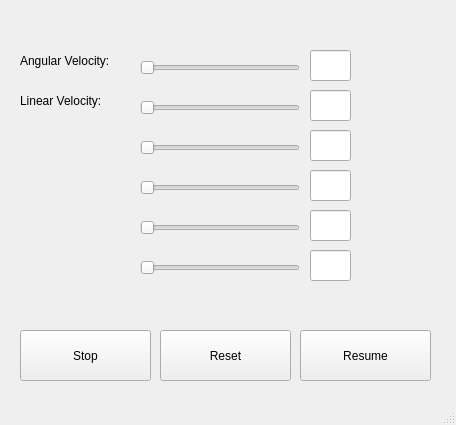
Qt form src/GUI.ui (Stoakesy/SensorsAndTurtles) before a commit.
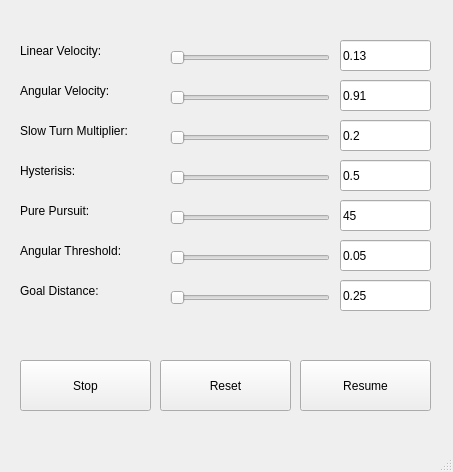
The same form after that commit.

```diff
--- a/src/GUI.ui
+++ b/src/GUI.ui
@@ -6,8 +6,8 @@
    <rect>
     <x>0</x>
     <y>0</y>
-    <width>456</width>
-    <height>425</height>
+    <width>453</width>
+    <height>472</height>
    </rect>
   </property>
   <property name="windowTitle">
@@ -18,7 +18,7 @@
     <property name="geometry">
      <rect>
       <x>20</x>
-      <y>330</y>
+      <y>360</y>
       <width>131</width>
       <height>51</height>
      </rect>
@@ -30,8 +30,8 @@
    <widget class="QSlider" name="AV_Slider">
     <property name="geometry">
      <rect>
-      <x>140</x>
-      <y>60</y>
+      <x>170</x>
+      <y>90</y>
       <width>160</width>
       <height>16</height>
      </rect>
@@ -43,8 +43,8 @@
    <widget class="QSlider" name="LV_Slider">
     <property name="geometry">
      <rect>
-      <x>140</x>
-      <y>100</y>
+      <x>170</x>
+      <y>130</y>
       <width>160</width>
       <height>16</height>
      </rect>
@@ -56,8 +56,8 @@
    <widget class="QSlider" name="horizontalSlider_3">
     <property name="geometry">
      <rect>
-      <x>140</x>
-      <y>140</y>
+      <x>170</x>
+      <y>170</y>
       <width>160</width>
       <height>16</height>
      </rect>
@@ -69,8 +69,8 @@
    <widget class="QSlider" name="horizontalSlider_4">
     <property name="geometry">
      <rect>
-      <x>140</x>
-      <y>180</y>
+      <x>170</x>
+      <y>210</y>
       <width>160</width>
       <height>16</height>
      </rect>
@@ -82,8 +82,8 @@
    <widget class="QSlider" name="horizontalSlider_5">
     <property name="geometry">
      <rect>
-      <x>140</x>
-      <y>220</y>
+      <x>170</x>
+      <y>250</y>
       <width>160</width>
       <height>16</height>
      </rect>
@@ -95,8 +95,8 @@
    <widget class="QSlider" name="horizontalSlider_6">
     <property name="geometry">
      <rect>
-      <x>140</x>
-      <y>260</y>
+      <x>170</x>
+      <y>290</y>
       <width>160</width>
       <height>16</height>
      </rect>
@@ -109,7 +109,7 @@
     <property name="geometry">
      <rect>
       <x>160</x>
-      <y>330</y>
+      <y>360</y>
       <width>131</width>
       <height>51</height>
      </rect>
@@ -122,7 +122,7 @@
     <property name="geometry">
      <rect>
       <x>300</x>
-      <y>330</y>
+      <y>360</y>
       <width>131</width>
       <height>51</height>
      </rect>
@@ -135,7 +135,7 @@
     <property name="geometry">
      <rect>
       <x>20</x>
-      <y>50</y>
+      <y>80</y>
       <width>121</width>
       <height>21</height>
      </rect>
@@ -148,7 +148,7 @@
     <property name="geometry">
      <rect>
       <x>20</x>
-      <y>90</y>
+      <y>40</y>
       <width>111</width>
       <height>21</height>
      </rect>
@@ -160,61 +160,170 @@
    <widget class="QLineEdit" name="lineEdit">
     <property name="geometry">
      <rect>
-      <x>310</x>
+      <x>340</x>
+      <y>80</y>
+      <width>91</width>
+      <height>31</height>
+     </rect>
+    </property>
+    <property name="text">
+     <string>0.91</string>
+    </property>
+   </widget>
+   <widget class="QLineEdit" name="SlowTurn">
+    <property name="geometry">
+     <rect>
+      <x>340</x>
+      <y>120</y>
+      <width>91</width>
+      <height>31</height>
+     </rect>
+    </property>
+    <property name="text">
+     <string>0.2</string>
+    </property>
+   </widget>
+   <widget class="QLineEdit" name="Hysterisis">
+    <property name="geometry">
+     <rect>
+      <x>340</x>
+      <y>160</y>
+      <width>91</width>
+      <height>31</height>
+     </rect>
+    </property>
+    <property name="text">
+     <string>0.5</string>
+    </property>
+   </widget>
+   <widget class="QLineEdit" name="PurePursuit">
+    <property name="geometry">
+     <rect>
+      <x>340</x>
+      <y>200</y>
+      <width>91</width>
+      <height>31</height>
+     </rect>
+    </property>
+    <property name="text">
+     <string>45</string>
+    </property>
+   </widget>
+   <widget class="QLineEdit" name="AngularThreshold">
+    <property name="geometry">
+     <rect>
+      <x>340</x>
+      <y>240</y>
+      <width>91</width>
+      <height>31</height>
+     </rect>
+    </property>
+    <property name="text">
+     <string>0.05</string>
+    </property>
+   </widget>
+   <widget class="QLineEdit" name="GoalDistance">
+    <property name="geometry">
+     <rect>
+      <x>340</x>
+      <y>280</y>
+      <width>91</width>
+      <height>31</height>
+     </rect>
+    </property>
+    <property name="text">
+     <string>0.25</string>
+    </property>
+   </widget>
+   <widget class="QSlider" name="LVSlider">
+    <property name="geometry">
+     <rect>
+      <x>170</x>
       <y>50</y>
-      <width>41</width>
-      <height>31</height>
+      <width>160</width>
+      <height>16</height>
      </rect>
     </property>
+    <property name="orientation">
+     <enum>Qt::Horizontal</enum>
+    </property>
    </widget>
    <widget class="QLineEdit" name="lineEdit_2">
     <property name="geometry">
      <rect>
-      <x>310</x>
-      <y>90</y>
-      <width>41</width>
+      <x>340</x>
+      <y>40</y>
+      <width>91</width>
       <height>31</height>
      </rect>
     </property>
+    <property name="text">
+     <string>0.13</string>
+    </property>
    </widget>
-   <widget class="QLineEdit" name="lineEdit_3">
+   <widget class="QLabel" name="AV_Label_2">
     <property name="geometry">
      <rect>
-      <x>310</x>
-      <y>130</y>
-      <width>41</width>
-      <height>31</height>
+      <x>20</x>
+      <y>120</y>
+      <width>141</width>
+      <height>21</height>
      </rect>
     </property>
+    <property name="text">
+     <string>Slow Turn Multiplier:</string>
+    </property>
    </widget>
-   <widget class="QLineEdit" name="lineEdit_4">
+   <widget class="QLabel" name="AV_Label_3">
     <property name="geometry">
      <rect>
-      <x>310</x>
-      <y>170</y>
-      <width>41</width>
-      <height>31</height>
+      <x>20</x>
+      <y>160</y>
+      <width>121</width>
+      <height>21</height>
      </rect>
     </property>
+    <property name="text">
+     <string>Hysterisis:</string>
+    </property>
    </widget>
-   <widget class="QLineEdit" name="lineEdit_5">
+   <widget class="QLabel" name="AV_Label_4">
     <property name="geometry">
      <rect>
-      <x>310</x>
-      <y>210</y>
-      <width>41</width>
-      <height>31</height>
+      <x>20</x>
+      <y>200</y>
+      <width>121</width>
+      <height>21</height>
      </rect>
     </property>
+    <property name="text">
+     <string>Pure Pursuit:</string>
+    </property>
    </widget>
-   <widget class="QLineEdit" name="lineEdit_6">
+   <widget class="QLabel" name="AV_Label_5">
     <property name="geometry">
      <rect>
-      <x>310</x>
-      <y>250</y>
-      <width>41</width>
-      <height>31</height>
+      <x>20</x>
+      <y>240</y>
+      <width>141</width>
+      <height>21</height>
      </rect>
+    </property>
+    <property name="text">
+     <string>Angular Threshold:</string>
+    </property>
+   </widget>
+   <widget class="QLabel" name="AV_Label_6">
+    <property name="geometry">
+     <rect>
+      <x>20</x>
+      <y>280</y>
+      <width>121</width>
+      <height>21</height>
+     </rect>
+    </property>
+    <property name="text">
+     <string>Goal Distance:</string>
     </property>
    </widget>
   </widget>
```
Left out of the diff: 20 changed lines with no effect on the pictures.
